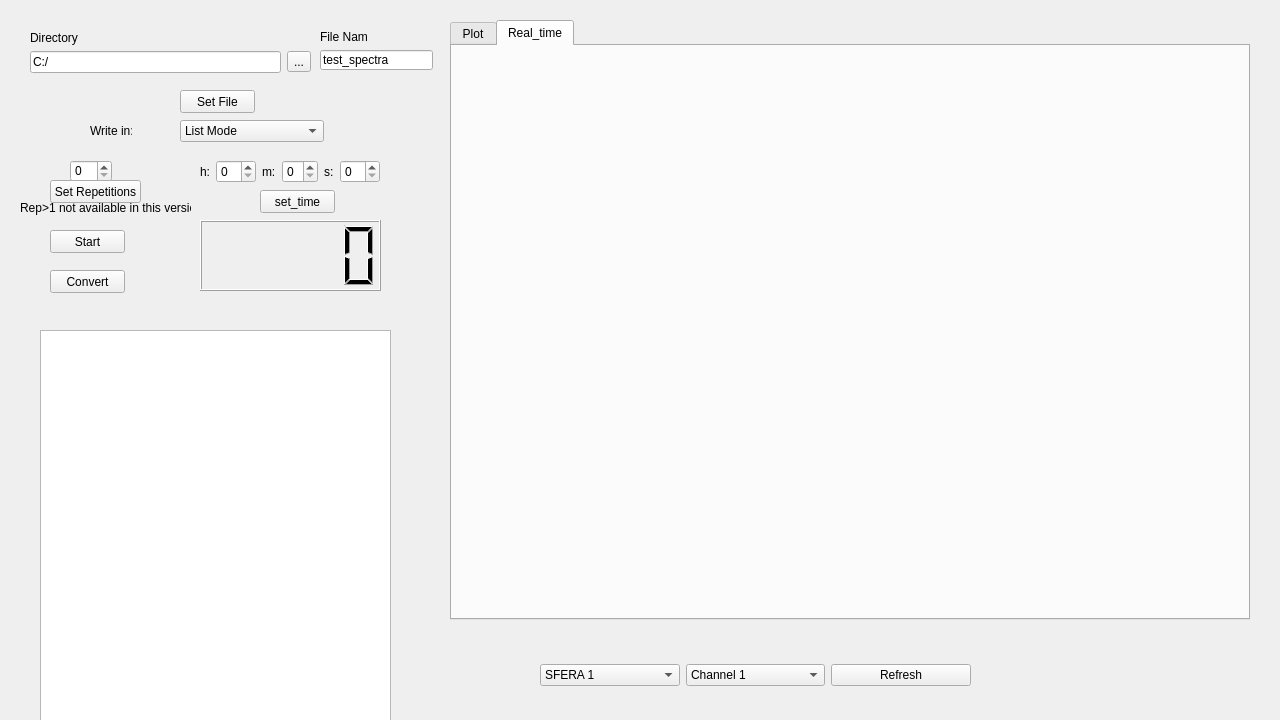
Before: the Qt Designer form timed_spectra.ui in Pietro-King/Kerberos_GUI, drawn with Qt 5.
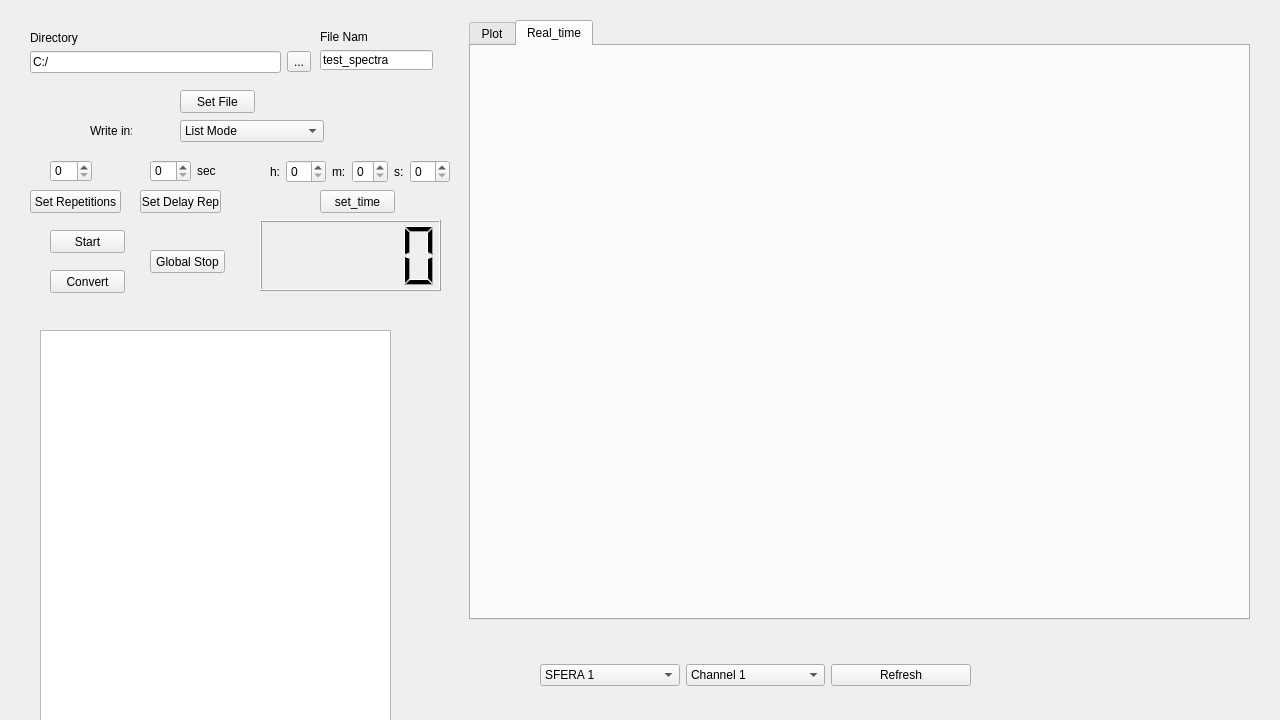
After: the same form once the commit is applied. Custom widgets are drawn as their Qt base class.

Diff of the .ui file:
```diff
--- a/timed_spectra.ui
+++ b/timed_spectra.ui
@@ -42,9 +42,9 @@
   <widget class="QTabWidget" name="tabWidget">
    <property name="geometry">
     <rect>
-     <x>450</x>
+     <x>469</x>
      <y>20</y>
-     <width>800</width>
+     <width>781</width>
      <height>600</height>
     </rect>
    </property>
@@ -150,7 +150,7 @@
   <widget class="LCDNumber" name="lcd_display">
    <property name="geometry">
     <rect>
-     <x>200</x>
+     <x>260</x>
      <y>220</y>
      <width>181</width>
      <height>71</height>
@@ -383,7 +383,7 @@
   <widget class="QPushButton" name="set_time">
    <property name="geometry">
     <rect>
-     <x>260</x>
+     <x>320</x>
      <y>190</y>
      <width>75</width>
      <height>23</height>
@@ -396,8 +396,8 @@
   <widget class="QPushButton" name="set_repetitions">
    <property name="geometry">
     <rect>
-     <x>50</x>
-     <y>180</y>
+     <x>30</x>
+     <y>190</y>
      <width>91</width>
      <height>23</height>
     </rect>
@@ -412,7 +412,7 @@
   <widget class="QSpinBox" name="spin_repetitions">
    <property name="geometry">
     <rect>
-     <x>70</x>
+     <x>50</x>
      <y>160</y>
      <width>42</width>
      <height>22</height>
@@ -422,7 +422,7 @@
   <widget class="QWidget" name="layoutWidget">
    <property name="geometry">
     <rect>
-     <x>200</x>
+     <x>270</x>
      <y>160</y>
      <width>180</width>
      <height>24</height>
@@ -473,17 +473,52 @@
     </item>
    </layout>
   </widget>
-  <widget class="QLabel" name="label_7">
+  <widget class="QPushButton" name="pushButton_2">
    <property name="geometry">
     <rect>
-     <x>20</x>
-     <y>200</y>
-     <width>171</width>
-     <height>16</height>
+     <x>140</x>
+     <y>190</y>
+     <width>81</width>
+     <height>23</height>
     </rect>
    </property>
    <property name="text">
-    <string>Rep&gt;1 not available in this version</string>
+    <string>Set Delay Rep</string>
+   </property>
+  </widget>
+  <widget class="QWidget" name="layoutWidget">
+   <property name="geometry">
+    <rect>
+     <x>150</x>
+     <y>160</y>
+     <width>71</width>
+     <height>22</height>
+    </rect>
+   </property>
+   <layout class="QHBoxLayout" name="horizontalLayout_7" stretch="0,10">
+    <item>
+     <widget class="QSpinBox" name="spin_delay_rep"/>
+    </item>
+    <item>
+     <widget class="QLabel" name="label_7">
+      <property name="text">
+       <string>sec</string>
+      </property>
+     </widget>
+    </item>
+   </layout>
+  </widget>
+  <widget class="QPushButton" name="pushButton_3">
+   <property name="geometry">
+    <rect>
+     <x>150</x>
+     <y>250</y>
+     <width>75</width>
+     <height>23</height>
+    </rect>
+   </property>
+   <property name="text">
+    <string>Global Stop</string>
    </property>
   </widget>
  </widget>
```
